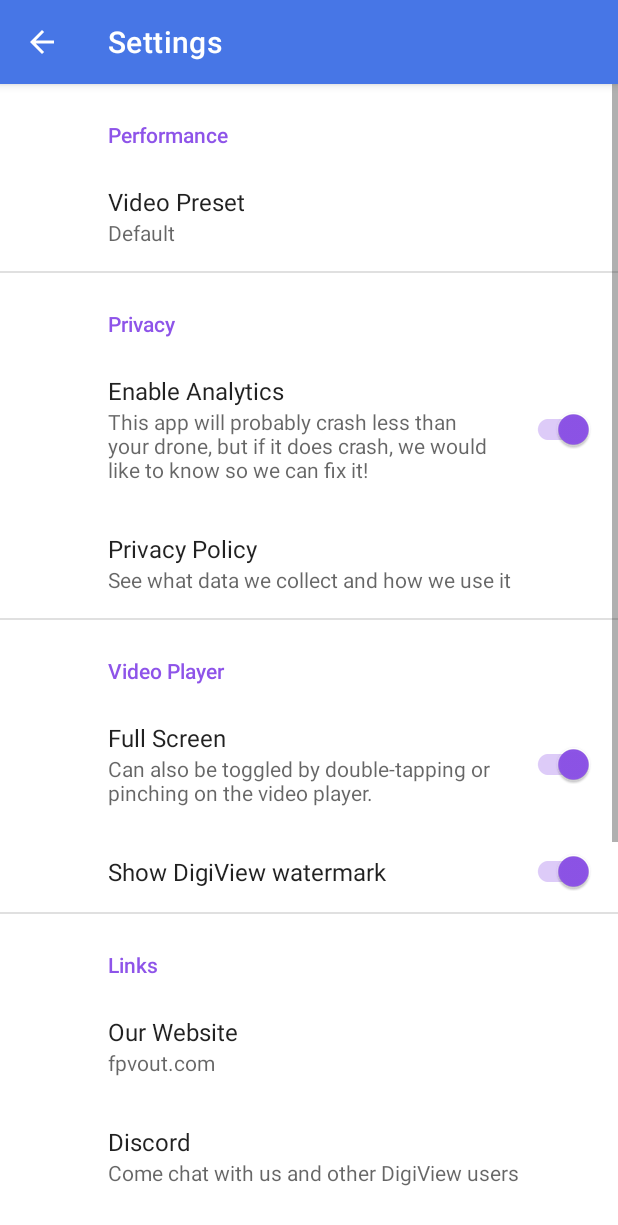
After one commit to fpvout/DigiView-Android, an Android app: the SettingsActivity screen opened directly, with no data from a screen before it, on a phone screen of 412 x 824 dp. The commit adds this screen. Shown: the top 1225 px of the screen. Run offline under Robolectric (Android 15) with nearby library versions, the phone set to English and light mode, and no system bars; our stand-ins replace androidx.preference; libraries missing offline, so code that uses them is left out: io.sentry, io.sentry.android.

Commit message:
Add settings screen and a hideable floating button to show it

```diff
--- a/app/build.gradle
+++ b/app/build.gradle
@@ -36,6 +36,7 @@ dependencies {
     implementation 'androidx.constraintlayout:constraintlayout:2.0.4'
     implementation 'com.google.android.exoplayer:exoplayer:2.13.3'
     implementation 'io.sentry:sentry-android:4.3.0'
+    implementation 'androidx.preference:preference:1.1.1'
 
     testImplementation 'junit:junit:4.+'
     androidTestImplementation 'androidx.test.ext:junit:1.1.2'
--- a/app/src/main/AndroidManifest.xml
+++ b/app/src/main/AndroidManifest.xml
@@ -18,6 +18,10 @@
             android:name=".DataCollectionAgreementPopupActivity"
             android:label="@string/title_activity_data_collection"
             android:theme="@style/Theme.AppCompat.Dialog"></activity>
+        <activity
+            android:name=".SettingsActivity"
+            android:label="@string/title_activity_settings"></activity>
+
         <activity
             android:launchMode="singleTask"
             android:name="com.fpvout.digiview.MainActivity"
--- /dev/null
+++ b/app/src/main/java/com/fpvout/digiview/SettingsActivity.java
@@ -0,0 +1,46 @@
+package com.fpvout.digiview;
+
+import android.os.Bundle;
+import android.view.MenuItem;
+
+import androidx.annotation.NonNull;
+import androidx.appcompat.app.ActionBar;
+import androidx.appcompat.app.AppCompatActivity;
+import androidx.preference.PreferenceFragmentCompat;
+
+public class SettingsActivity extends AppCompatActivity {
+
+    @Override
+    protected void onCreate(Bundle savedInstanceState) {
+        super.onCreate(savedInstanceState);
+        setContentView(R.layout.settings_activity);
+        if (savedInstanceState == null) {
+            getSupportFragmentManager()
+                    .beginTransaction()
+                    .replace(R.id.settings, new SettingsFragment())
+                    .commit();
+        }
+        ActionBar actionBar = getSupportActionBar();
+        if (actionBar != null) {
+            actionBar.setDisplayHomeAsUpEnabled(true);
+        }
+    }
+
+    @Override
+    public boolean onOptionsItemSelected(@NonNull MenuItem item) {
+
+        if (item.getItemId() == android.R.id.home) {
+            this.finish();
+            return true;
+        }
+
+        return super.onOptionsItemSelected(item);
+    }
+
+    public static class SettingsFragment extends PreferenceFragmentCompat {
+        @Override
+        public void onCreatePreferences(Bundle savedInstanceState, String rootKey) {
+            setPreferencesFromResource(R.xml.root_preferences, rootKey);
+        }
+    }
+}
--- /dev/null
+++ b/app/src/main/java/com/fpvout/digiview/VersionPreference.java
@@ -0,0 +1,28 @@
+package com.fpvout.digiview;
+
+import android.content.Context;
+import android.content.pm.PackageInfo;
+import android.content.pm.PackageManager;
+import android.util.AttributeSet;
+
+import androidx.preference.Preference;
+
+// From https://stackoverflow.com/a/20157577/877465
+public class VersionPreference extends Preference {
+    public VersionPreference(Context context, AttributeSet attrs) {
+        super(context, attrs);
+        String versionName;
+        final PackageManager packageManager = context.getPackageManager();
+        if (packageManager != null) {
+            try {
+                PackageInfo packageInfo = packageManager.getPackageInfo(context.getPackageName(), 0);
+                versionName = packageInfo.versionName;
+            } catch (PackageManager.NameNotFoundException e) {
+                versionName = null;
+            }
+            setSummary(versionName);
+        }
+
+        setSelectable(false);
+    }
+}
--- a/app/src/main/java/com/fpvout/digiview/VideoReaderExoplayer.java
+++ b/app/src/main/java/com/fpvout/digiview/VideoReaderExoplayer.java
@@ -9,6 +9,7 @@ import android.util.Log;
 import android.view.SurfaceView;
 
 import androidx.constraintlayout.widget.ConstraintLayout;
+import androidx.preference.PreferenceManager;
 
 import com.google.android.exoplayer2.C;
 import com.google.android.exoplayer2.DefaultLoadControl;
@@ -39,13 +40,13 @@ public class VideoReaderExoplayer {
         private boolean zoomedIn;
         private SharedPreferences sharedPreferences;
         private PerformancePreset performancePreset = PerformancePreset.getPreset(PerformancePreset.PresetType.DEFAULT);
-        private static final String VideoZoomedIn = "VideoZoomedIn";
+        static final String VideoZoomedIn = "VideoZoomedIn";
 
         VideoReaderExoplayer(SurfaceView videoSurface, OverlayView overlayView, Context c) {
             surfaceView = videoSurface;
             this.overlayView = overlayView;
             context = c;
-            sharedPreferences = context.getSharedPreferences("DigiView", Context.MODE_PRIVATE);
+            sharedPreferences = PreferenceManager.getDefaultSharedPreferences(c);
         }
 
         VideoReaderExoplayer(SurfaceView videoSurface, OverlayView overlayView, Context c, PerformancePreset p) {
--- /dev/null
+++ b/app/src/main/res/layout/settings_activity.xml
@@ -0,0 +1,9 @@
+<LinearLayout xmlns:android="http://schemas.android.com/apk/res/android"
+    android:layout_width="match_parent"
+    android:layout_height="match_parent">
+
+    <FrameLayout
+        android:id="@+id/settings"
+        android:layout_width="match_parent"
+        android:layout_height="match_parent" />
+</LinearLayout>
--- a/app/src/main/res/values-night/themes.xml
+++ b/app/src/main/res/values-night/themes.xml
@@ -2,15 +2,15 @@
     <!-- Base application theme. -->
     <style name="Theme.Digiview" parent="Theme.MaterialComponents.DayNight.DarkActionBar">
         <!-- Primary brand color. -->
-        <item name="colorPrimary">@color/purple_200</item>
-        <item name="colorPrimaryVariant">@color/purple_700</item>
-        <item name="colorOnPrimary">@color/black</item>
+        <item name="colorPrimary">@color/digiview_blue</item>
+        <item name="colorPrimaryVariant">@color/digiview_blue_variant</item>
+        <item name="colorOnPrimary">@color/white</item>
         <!-- Secondary brand color. -->
-        <item name="colorSecondary">@color/teal_200</item>
-        <item name="colorSecondaryVariant">@color/teal_200</item>
-        <item name="colorOnSecondary">@color/black</item>
+        <item name="colorSecondary">@color/digiview_purple</item>
+        <item name="colorSecondaryVariant">@color/digiview_purple_variant</item>
+        <item name="colorOnSecondary">@color/white</item>
         <!-- Status bar color. -->
-        <item name="android:statusBarColor" tools:targetApi="l">?attr/colorPrimaryVariant</item>
+        <item name="android:statusBarColor" tools:targetApi="l">?attr/colorSecondary</item>
         <!-- Customize your theme here. -->
     </style>
 </resources>
--- /dev/null
+++ b/app/src/main/res/values/arrays.xml
@@ -0,0 +1,16 @@
+<resources>
+    <!-- Reply Preference -->
+    <string-array name="video_preset_titles">
+        <item>@string/video_preset_default</item>
+        <item>@string/video_preset_conservative</item>
+        <item>@string/video_preset_aggressive</item>
+        <item>@string/video_preset_legacy</item>
+    </string-array>
+
+    <string-array name="video_preset_values">
+        <item>default</item>
+        <item>conservative</item>
+        <item>aggressive</item>
+        <item>legacy</item>
+    </string-array>
+</resources>
--- a/app/src/main/res/values/colors.xml
+++ b/app/src/main/res/values/colors.xml
@@ -1,15 +1,10 @@
 <?xml version="1.0" encoding="utf-8"?>
 <resources>
-    <color name="purple_200">#FFBB86FC</color>
-    <color name="purple_500">#FF6200EE</color>
-    <color name="purple_700">#FF3700B3</color>
-    <color name="teal_200">#FF03DAC5</color>
-    <color name="teal_700">#FF018786</color>
     <color name="black">#FF000000</color>
     <color name="shadow">#80000000</color>
     <color name="white">#FFFFFFFF</color>
     <color name="digiview_blue">#4776e6</color>
+    <color name="digiview_blue_variant">#5A6CE6</color>
     <color name="digiview_purple">#8e54e9</color>
-
-
+    <color name="digiview_purple_variant">#7C5CE8</color>
 </resources>
--- a/app/src/main/res/values/strings.xml
+++ b/app/src/main/res/values/strings.xml
@@ -11,4 +11,34 @@
     <string name="data_collection_agree_button">Agree</string>
     <string name="data_collection_header" >Report crash data to the DigiView team?</string>
     <string name="data_collection_text">This app will probably crash less than your drone.\n Even though, if a crash occur we would like to know !\n\nWe use Sentry to track bugs and to make this app better.</string>
+    <string name="title_activity_settings">Settings</string>
+
+    <!-- Settings -->
+    <string name="performance">Performance</string>
+    <string name="privacy">Privacy</string>
+    <string name="video_preset">Video Preset</string>
+    <string name="video_preset_default">Default</string>
+    <string name="video_preset_conservative">Conservative</string>
+    <string name="video_preset_aggressive">Aggressive</string>
+    <string name="video_preset_legacy">Legacy</string>
+    <string name="enable_analytics">Enable Analytics</string>
+    <string name="enable_analytics_summary">This app will probably crash less than your drone, but if it does crash, we would like to know so we can fix it!</string>
+    <string name="privacy_policy">Privacy Policy</string>
+    <string name="privacy_policy_summary">See what data we collect and how we use it</string>
+    <string name="video_player">Video Player</string>
+    <string name="full_screen">Full Screen</string>
+    <string name="full_screen_summary">Can also be toggled by double-tapping or pinching on the video player.</string>
+    <string name="show_watermark">Show DigiView watermark</string>
+    <string name="links">Links</string>
+    <string name="our_website">Our Website</string>
+    <string name="discord_summary">Come chat with us and other DigiView users</string>
+    <string name="digiview_web_app">DigiView Web App</string>
+    <string name="digiview_web_app_summary">Works in Chrome and Chrome-based browsers, even on Android!</string>
+    <string name="github_summary">All our code is open source</string>
+    <string name="about">About</string>
+    <string name="app_Version">App Version</string>
+    <string name="copyright">Copyright</string>
+    <string name="open_source_license">Open-Source License</string>
+    <string name="open_source_license_summary">MIT License</string>
+
 </resources>
--- a/app/src/main/res/values/themes.xml
+++ b/app/src/main/res/values/themes.xml
@@ -2,17 +2,15 @@
     <!-- Base application theme. -->
     <style name="Theme.Digiview" parent="Theme.MaterialComponents.DayNight.DarkActionBar">
         <!-- Primary brand color. -->
-        <item name="colorPrimary">@color/black</item>
-        <item name="colorPrimaryVariant">@color/black</item>
+        <item name="colorPrimary">@color/digiview_blue</item>
+        <item name="colorPrimaryVariant">@color/digiview_blue_variant</item>
         <item name="colorOnPrimary">@color/white</item>
         <!-- Secondary brand color. -->
-        <item name="colorSecondary">@color/teal_200</item>
-        <item name="colorSecondaryVariant">@color/teal_700</item>
-        <item name="colorOnSecondary">@color/black</item>
+        <item name="colorSecondary">@color/digiview_purple</item>
+        <item name="colorSecondaryVariant">@color/digiview_purple_variant</item>
+        <item name="colorOnSecondary">@color/white</item>
         <!-- Status bar color. -->
-        <item name="android:statusBarColor" tools:targetApi="l">?attr/colorPrimaryVariant</item>
+        <item name="android:statusBarColor" tools:targetApi="l">?attr/colorSecondary</item>
         <!-- Customize your theme here. -->
-
-        <item name="android:windowBackground">@drawable/splash</item>
     </style>
 </resources>
--- /dev/null
+++ b/app/src/main/res/xml/root_preferences.xml
@@ -0,0 +1,105 @@
+<PreferenceScreen xmlns:app="http://schemas.android.com/apk/res-auto"
+    xmlns:android="http://schemas.android.com/apk/res/android">
+
+    <PreferenceCategory app:title="@string/performance">
+
+        <ListPreference
+            app:defaultValue="default"
+            app:entries="@array/video_preset_titles"
+            app:entryValues="@array/video_preset_values"
+            app:key="VideoPreset"
+            app:title="@string/video_preset"
+            app:useSimpleSummaryProvider="true"
+            />
+
+    </PreferenceCategory>
+
+    <PreferenceCategory app:title="@string/privacy">
+
+        <SwitchPreferenceCompat
+            app:key="EnableAnalytics"
+            app:title="@string/enable_analytics"
+            app:defaultValue="true"
+            app:summary="@string/enable_analytics_summary" />
+
+        <Preference
+            android:title="@string/privacy_policy"
+            app:summary="@string/privacy_policy_summary">
+            <intent
+                android:action="android.intent.action.VIEW"
+                android:data="https://fpvout.com/privacy-policy/" />
+        </Preference>
+
+    </PreferenceCategory>
+
+    <PreferenceCategory app:title="@string/video_player">
+
+        <SwitchPreferenceCompat
+            app:key="VideoZoomedIn"
+            app:title="@string/full_screen"
+            app:defaultValue="true"
+            app:summary="@string/full_screen_summary" />
+
+        <SwitchPreferenceCompat
+            app:key="ShowWatermark"
+            app:title="@string/show_watermark"
+            app:defaultValue="true" />
+
+    </PreferenceCategory>
+
+    <PreferenceCategory app:title="@string/links">
+
+        <Preference
+            android:title="@string/our_website"
+            app:summary="fpvout.com">
+            <intent
+                android:action="android.intent.action.VIEW"
+                android:data="https://www.fpvout.com" />
+        </Preference>
+
+        <Preference
+            android:title="Discord"
+            app:summary="@string/discord_summary">
+            <intent
+                android:action="android.intent.action.VIEW"
+                android:data="https://discord.gg/kqwKX9GyNq" />
+        </Preference>
+
+        <Preference
+            android:title="@string/digiview_web_app"
+            app:summary="@string/digiview_web_app_summary">
+            <intent
+                android:action="android.intent.action.VIEW"
+                android:data="https://live.fpvout.com" />
+        </Preference>
+
+        <Preference
+            android:title="GitHub"
+            app:summary="@string/github_summary">
+            <intent
+                android:action="android.intent.action.VIEW"
+                android:data="https://github.com/fpvout" />
+        </Preference>
+
+    </PreferenceCategory>
+
+    <PreferenceCategory app:title="@string/about">
+
+        <com.fpvout.digiview.VersionPreference app:title="@string/app_Version" />
+
+        <Preference
+            app:title="@string/copyright"
+            app:summary="© 2021 FPV Out Club"
+            android:selectable="false" />
+
+        <Preference
+            android:title="@string/open_source_license"
+            app:summary="@string/open_source_license_summary">
+            <intent
+                android:action="android.intent.action.VIEW"
+                android:data="https://github.com/fpvout/DigiView-Android/blob/master/LICENSE" />
+        </Preference>
+
+    </PreferenceCategory>
+
+</PreferenceScreen>
```
Also changed, not shown: app/src/main/java/com/fpvout/digiview/MainActivity.java (+77 -26 lines), app/src/main/res/layout/activity_main.xml (+11 -0 lines).
